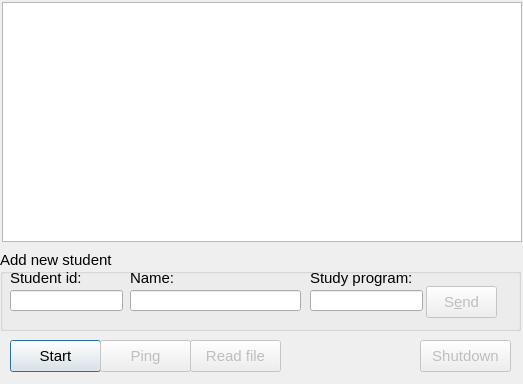
The window that BIGUI/BasicInfoGUI/bidialog.ui (PipesAndFiltersProject/StudentPassing) describes before a commit, drawn with Qt 5.
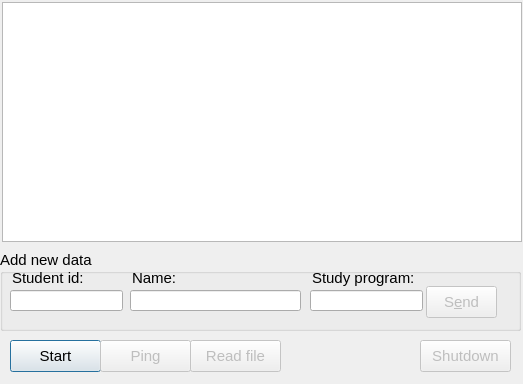
The same window after the commit.

The edit to the form file:
```diff
--- a/BIGUI/BasicInfoGUI/bidialog.ui
+++ b/BIGUI/BasicInfoGUI/bidialog.ui
@@ -109,7 +109,7 @@
     </rect>
    </property>
    <property name="title">
-    <string>Add new student</string>
+    <string>Add new data</string>
    </property>
    <widget class="QLineEdit" name="studyProgram">
     <property name="geometry">
@@ -144,7 +144,7 @@
    <widget class="QLabel" name="label">
     <property name="geometry">
      <rect>
-      <x>10</x>
+      <x>12</x>
       <y>20</y>
       <width>91</width>
       <height>16</height>
@@ -157,9 +157,9 @@
    <widget class="QLabel" name="label_2">
     <property name="geometry">
      <rect>
-      <x>130</x>
+      <x>132</x>
       <y>20</y>
-      <width>59</width>
+      <width>173</width>
       <height>16</height>
      </rect>
     </property>
@@ -170,7 +170,7 @@
    <widget class="QLabel" name="label_3">
     <property name="geometry">
      <rect>
-      <x>310</x>
+      <x>312</x>
       <y>20</y>
       <width>111</width>
       <height>16</height>
```
Left out of the diff: 8 changed lines with no effect on the pictures.
